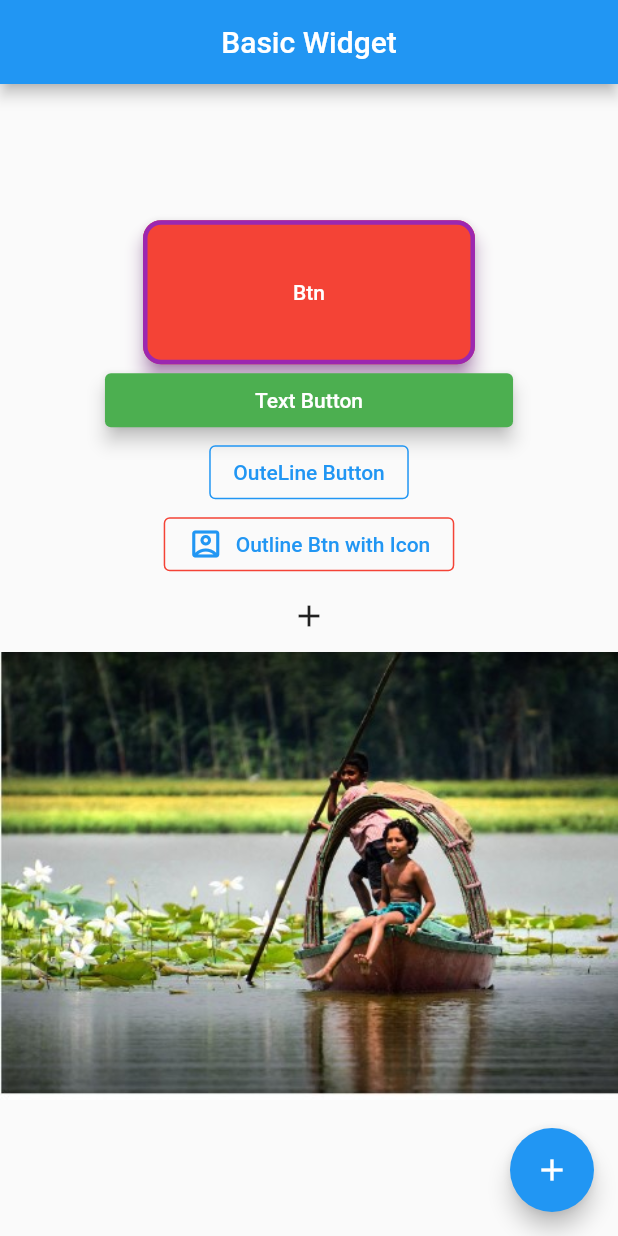
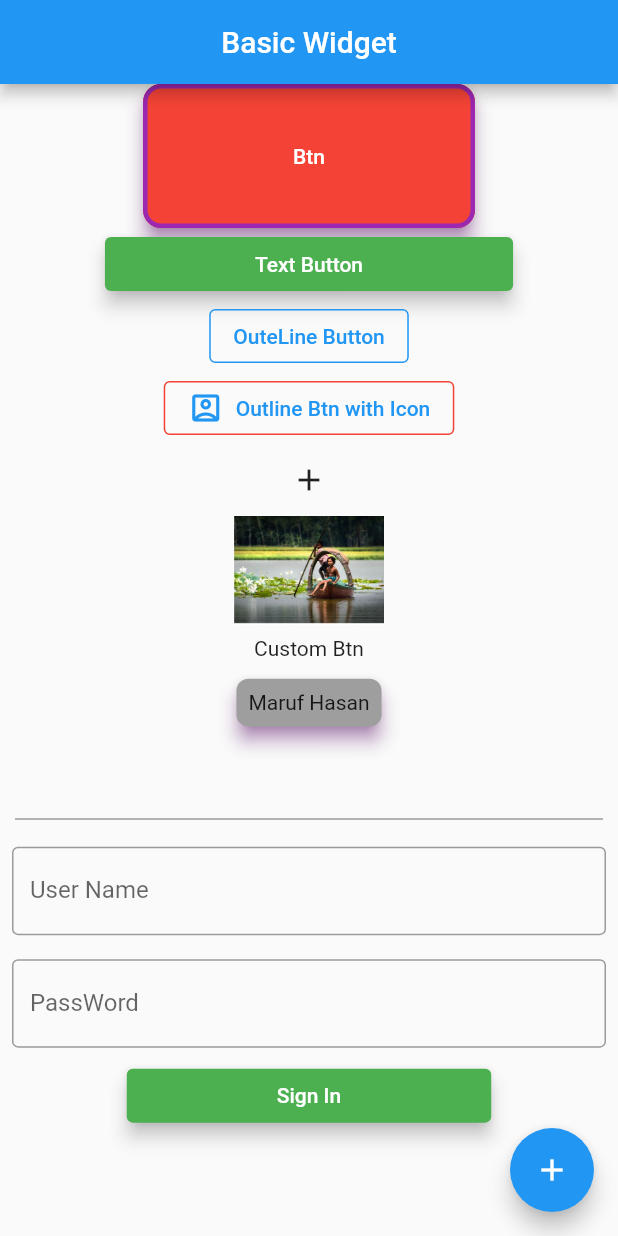
Before and after one commit to marufhasanmitul/assignment, a Flutter app: the screen it shows after launch, on a phone screen of 412 x 824 dp. Run offline on Flutter 3.47's test engine with Material 2 defaults, Android fonts, the phone set to English and light mode, and no system bars.

Commit message:
btn,center

```diff
--- a/lib/main.dart
+++ b/lib/main.dart
@@ -33,7 +33,8 @@ class HomeScreen extends StatelessWidget {
       ),
       floatingActionButtonLocation: FloatingActionButtonLocation.endFloat,
       body:
-      Center(
+      SingleChildScrollView(
+        child: Center(
           child: Column(
              mainAxisAlignment: MainAxisAlignment.center,
              children: [
@@ -97,11 +98,103 @@ class HomeScreen extends StatelessWidget {
                    onPressed: (){},
                    icon:Icon(Icons.add)
                ),
+               //Gesture Decetor
+               GestureDetector(
+                   child: Image.asset('images/b.jpg',width: 100,),
+                   onTap:(){
+                     print('Press');
+                   } ,
+                 onDoubleTap: (){
+                     print('Duoble tap');
+                 },
+                 onLongPress: () {
+                   print('long press');
+                 },
 
-             Image.asset('images/b.jpg')
+
+               ),
+               //custom Btn
+               InkWell(
+                 splashColor: Colors.yellow,
+                 onLongPress: () {
+                   print('long press');
+                 },
+                 onDoubleTap: () {
+                   print('double pressed');
+                 },
+                 onTap: () {
+                   print('Pressed');
+                 },
+                   child: Padding(
+                     padding: const EdgeInsets.all(8.0),
+                     child: Text('Custom Btn'),
+                   ),
+
+
+               ),
+               //Card
+               Card(
+                 elevation: 5,
+                 shadowColor: Colors.purple,
+                 color: Colors.grey,
+                 shape: RoundedRectangleBorder(
+                   borderRadius: BorderRadius.circular(8)
+                 ),
+                 child: Padding(
+                   padding: const EdgeInsets.all(8.0),
+                   child: Text('Maruf Hasan'),
+                 ),
+               ),
+
+               //Text field
+
+               Padding(
+                 padding: const EdgeInsets.all(10.0),
+                 child:
+                 TextField(
+                   controller: TextEditingController(),
+                   obscureText: true,
+                   onSubmitted: (value){
+                     print(value);
+                   },
+                   textAlign: TextAlign.center,
+                 ),
+
+               ),
+               Padding(
+                 padding: const EdgeInsets.all(8.0),
+                 child: TextField(
+                   decoration: InputDecoration(
+                     border: OutlineInputBorder(),
+                     labelText: 'User Name',
+                     hintText: 'Enter Your User Name'
+                   ),
+                 ),
+               ),
+               Padding(
+                 padding: const EdgeInsets.all(8.0),
+                 child: TextField(
+                   decoration: InputDecoration(
+                       border: OutlineInputBorder(),
+                       labelText: 'PassWord',
+                       hintText: 'Enter Your PassWord'
+                   ),
+                 ),
+               ),
+               TextButton(
+                 style: TextButton.styleFrom(
+                     backgroundColor: Colors.green,
+                     elevation: 5,
+                     padding: EdgeInsets.symmetric(horizontal: 100,vertical: 10)
+                 ),
+
+                 child: Text('Sign In',style: TextStyle(color: Colors.white),),
+                 onPressed: (){},
+               )
 
 
              ],
+           ),
         ),
       ),
 
```
Lines whose indentation alone changed are shown as unchanged.
